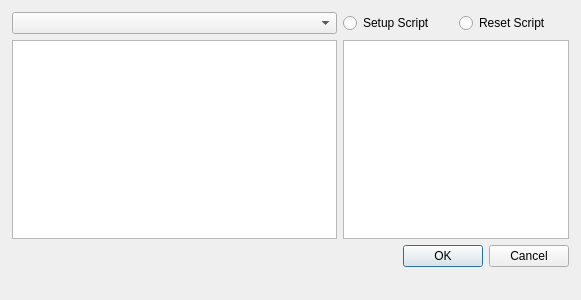
First picture: the form in src/gui/dialog/selectscriptdialog.ui, repository windy32/algts, before the edit.
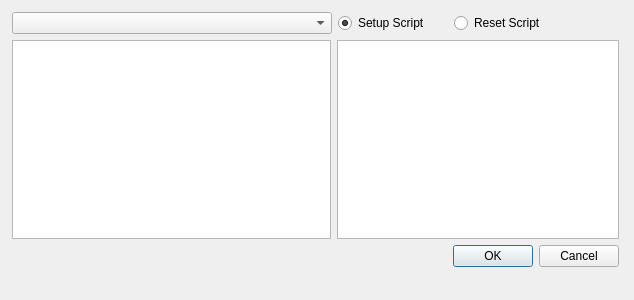
Second picture: the form after the edit.

The edit to the form file:
```diff
--- a/src/gui/dialog/selectscriptdialog.ui
+++ b/src/gui/dialog/selectscriptdialog.ui
@@ -6,19 +6,19 @@
    <rect>
     <x>0</x>
     <y>0</y>
-    <width>581</width>
+    <width>634</width>
     <height>300</height>
    </rect>
   </property>
   <property name="windowTitle">
    <string>Dialog</string>
   </property>
-  <widget class="QWidget" name="">
+  <widget class="QWidget" name="layoutWidget">
    <property name="geometry">
     <rect>
      <x>0</x>
      <y>0</y>
-     <width>581</width>
+     <width>631</width>
      <height>281</height>
     </rect>
    </property>
@@ -57,6 +57,9 @@
         <property name="text">
          <string>Setup Script</string>
         </property>
+        <property name="checked">
+         <bool>true</bool>
+        </property>
        </widget>
       </item>
       <item>
@@ -78,24 +81,44 @@
         </property>
        </widget>
       </item>
+      <item>
+       <spacer name="horizontalSpacer">
+        <property name="orientation">
+         <enum>Qt::Horizontal</enum>
+        </property>
+        <property name="sizeType">
+         <enum>QSizePolicy::Fixed</enum>
+        </property>
+        <property name="sizeHint" stdset="0">
+         <size>
+          <width>55</width>
+          <height>20</height>
+         </size>
+        </property>
+       </spacer>
+      </item>
      </layout>
     </item>
     <item>
      <layout class="QHBoxLayout" name="Layout2">
       <item>
-       <widget class="QTextEdit" name="txtScript"/>
+       <widget class="QTextEdit" name="txtScript">
+        <property name="readOnly">
+         <bool>true</bool>
+        </property>
+       </widget>
       </item>
       <item>
-       <widget class="QListView" name="lstParams">
+       <widget class="QTableView" name="lstParams">
         <property name="minimumSize">
          <size>
-          <width>226</width>
+          <width>282</width>
           <height>0</height>
          </size>
         </property>
         <property name="maximumSize">
          <size>
-          <width>226</width>
+          <width>280</width>
           <height>16777215</height>
          </size>
         </property>
```
